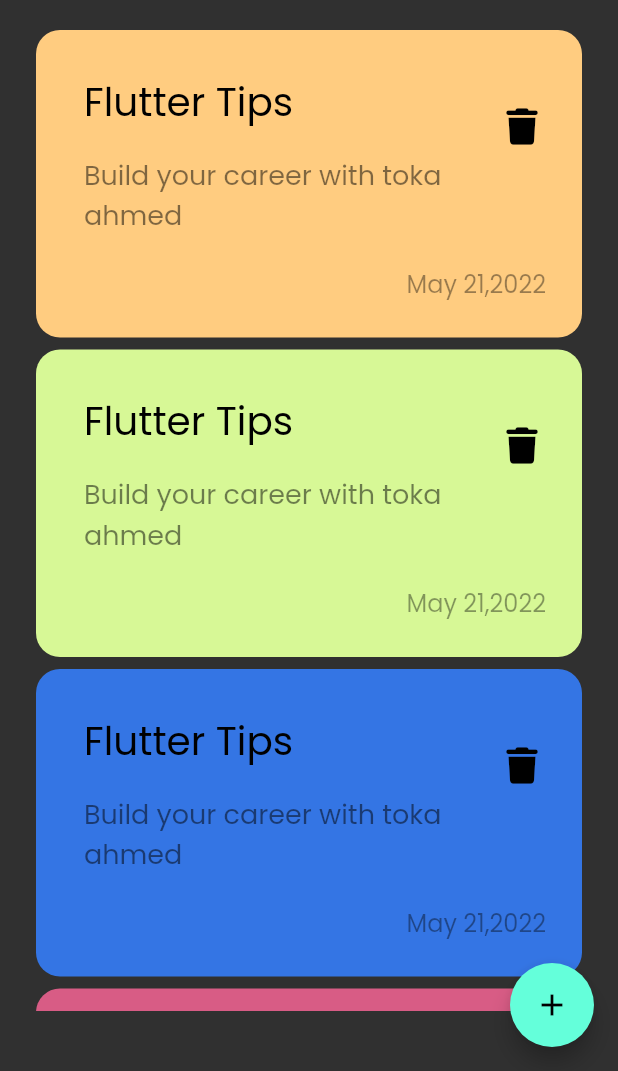
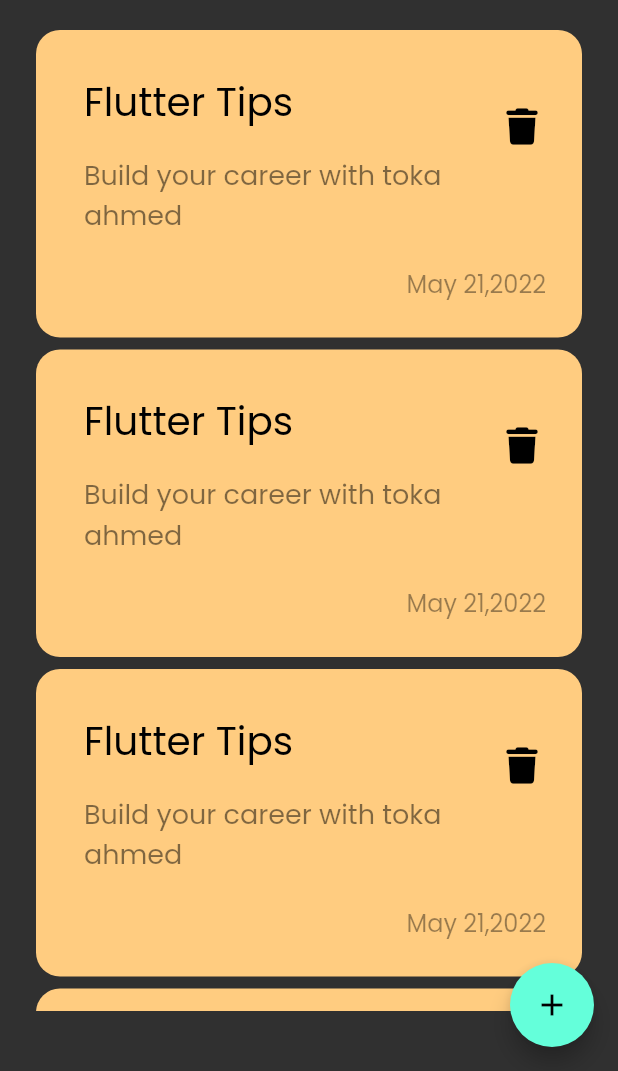
Before and after one commit to tokaahmed345/notes-app, a Flutter app: the screen it shows after launch, on a phone screen of 412 x 824 dp, the part 165-1236 px from its top. Run offline on Flutter 3.47's test engine with Material 3 defaults, Android fonts, the phone set to English and light mode, and no system bars; our stand-ins replace font_awesome_flutter.

```diff
--- a/lib/views/widgets/customnoteitem.dart
+++ b/lib/views/widgets/customnoteitem.dart
@@ -1,26 +1,25 @@
 import 'package:flutter/material.dart';
 import 'package:font_awesome_flutter/font_awesome_flutter.dart';
+import 'package:noteapp/constant.dart';
 import 'package:noteapp/views/editnoteview.dart';
 
 class NoteItem extends StatelessWidget {
-  const NoteItem({super.key,required this.color});
-   final  Color color;
+  const NoteItem({super.key}); //required this.color});
+  //final  Color color;
   @override
   Widget build(BuildContext context) {
     return GestureDetector(
-      onTap: (){
+      onTap: () {
         Navigator.push(context, MaterialPageRoute(builder: (context) {
-return const EditNoteView();
+          return const EditNoteView();
         }));
-
-
       },
       child: Container(
-
         padding: EdgeInsets.only(top: 24, bottom: 24, left: 16),
         decoration: BoxDecoration(
           borderRadius: BorderRadius.circular(16),
-          color: color
+          color: //color
+              Color(0xffFFCC80),
         ),
         child: Column(
           crossAxisAlignment: CrossAxisAlignment.end,
@@ -50,8 +49,8 @@ return const EditNoteView();
               padding: const EdgeInsets.only(right: 24.0),
               child: Text(
                 "May 21,2022",
-                style:
-                    TextStyle(color: Colors.black.withOpacity(.4), fontSize: 16),
+                style: TextStyle(
+                    color: Colors.black.withOpacity(.4), fontSize: 16),
               ),
             )
           ],
--- a/lib/views/widgets/noteslistview.dart
+++ b/lib/views/widgets/noteslistview.dart
@@ -3,29 +3,29 @@ import 'package:noteapp/views/widgets/customnoteitem.dart';
 
 class NotesListView extends StatelessWidget {
   const NotesListView({super.key});
-  final List data = const [
-   Color(0xffFFCC80),
-   Color.fromARGB(255, 215, 248, 150),
-   Color.fromARGB(255, 52, 117, 228),
-   Color.fromARGB(255, 216, 92, 133),
-   Color.fromARGB(255, 169, 77, 186),
-   Color(0xffFFCC80),
-   Color.fromARGB(255, 215, 248, 150),
-   Color.fromARGB(255, 52, 117, 228),
-   Color.fromARGB(255, 216, 92, 133),
-   Color.fromARGB(255, 169, 77, 186),
-  ];
+  // final List data = const [
+  //  Color(0xffFFCC80),
+  //  Color.fromARGB(255, 215, 248, 150),
+  //  Color.fromARGB(255, 52, 117, 228),
+  //  Color.fromARGB(255, 216, 92, 133),
+  //  Color.fromARGB(255, 169, 77, 186),
+  //  Color(0xffFFCC80),
+  //  Color.fromARGB(255, 215, 248, 150),
+  //  Color.fromARGB(255, 52, 117, 228),
+  //  Color.fromARGB(255, 216, 92, 133),
+  //  Color.fromARGB(255, 169, 77, 186),
+  // ];
   @override
   Widget build(BuildContext context) {
     return Padding(
       padding: const EdgeInsets.symmetric(vertical: 16.0),
       child: ListView.builder(
         padding: EdgeInsets.zero,
-        itemCount: data.length,
+     //   itemCount: data.length,
         itemBuilder: (context, index) {
         return Padding(
           padding: const EdgeInsets.symmetric(vertical: 4.0),
-          child: NoteItem(color: data[index],),
+          child: NoteItem()//)color: data[index],),
         );
       }),
     );
```
Also changed, not shown: lib/models/notemodel.dart (added, +11 -0 lines).
